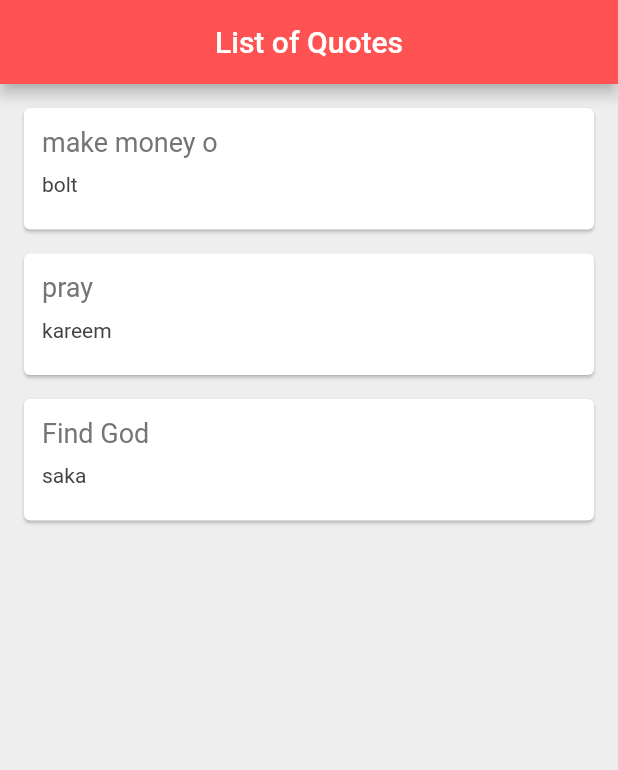
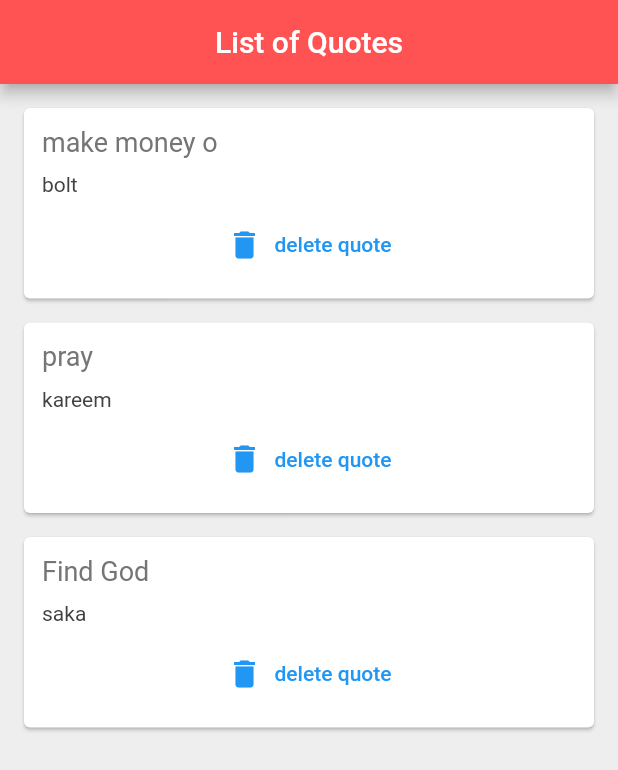
Before and after one commit to bolu-kareem/projecttwo, a Flutter app: the screen it shows after launch, on a phone screen of 412 x 824 dp. Shown: the top 770 px of the screen. Run offline on Flutter 3.47's test engine with Material 2 defaults, Android fonts, the phone set to English and light mode, and no system bars.

Commit message:
first commit

```diff
--- a/lib/quote_card.dart
+++ b/lib/quote_card.dart
@@ -29,8 +29,13 @@ class QuoteCard extends StatelessWidget {
                   color: Colors.grey[800],
                 ),
               ),
-              const SizedBox(height: 10.0,),
-            ]
+              const SizedBox(height: 8.0,),
+              TextButton.icon(
+                  onPressed: (){},
+                label: const Text ('delete quote'),
+                icon: const Icon(Icons.delete),
+              )
+            ],
         ),
       ),
     );
```
